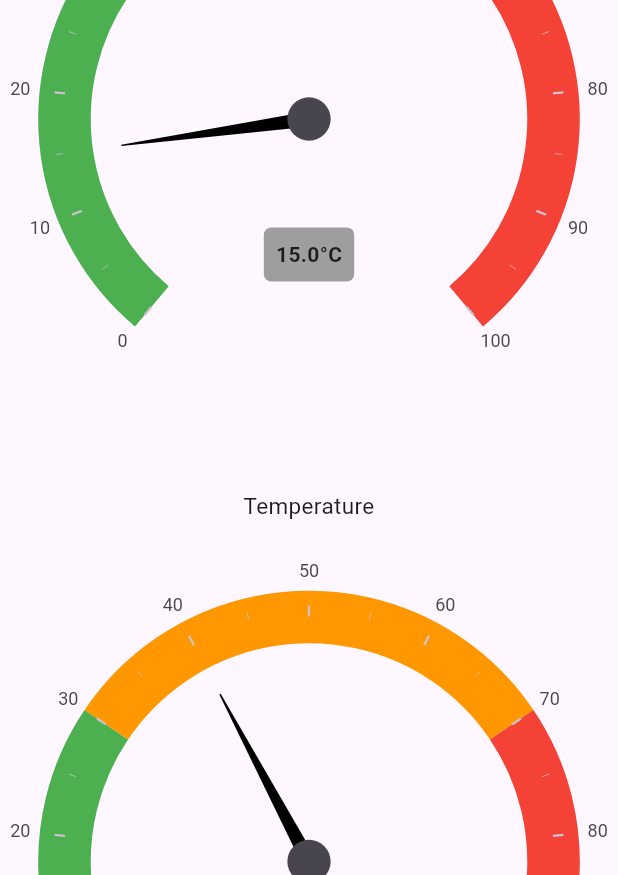
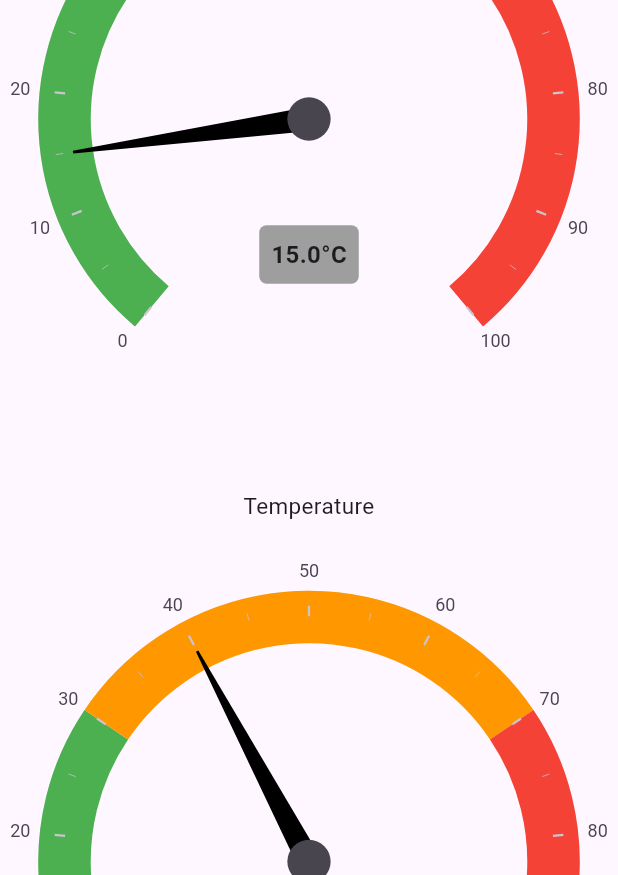
Before and after one commit to Upside-Solutions-Pvt-Ltd/upside_component_lib, a Flutter app: the RadialGaugeScreen screen opened directly, on a phone screen of 412 x 824 dp. Shown: the part 361-1236 px from the top of the screen. Run offline on Flutter 3.47's test engine with Material 3 defaults, Android fonts, the phone set to English and light mode, and no system bars; drawn by our look-alikes of syncfusion_flutter_gauges; our stand-ins replace flutter_svg, plugin_platform_interface, table_calendar, web.

```diff
--- a/lib/ui/component/gauges/radial_gauge.dart
+++ b/lib/ui/component/gauges/radial_gauge.dart
@@ -24,6 +24,8 @@ class RadialGauge extends StatefulWidget {
 class _RadialGaugeState extends State<RadialGauge> {
   @override
   Widget build(BuildContext context) {
+    return LayoutBuilder(
+      builder: (context, constraints) {
         return SfRadialGauge(
           title: GaugeTitle(text: 'Temperature'),
           axes: [
@@ -60,13 +62,9 @@ class _RadialGaugeState extends State<RadialGauge> {
               pointers: [
                 NeedlePointer(
                   value: widget.value,
-              needleStartWidth: MediaQuery.of(context).size.width >= 750
-                  ? 1
-                  : 0.5,
-              needleEndWidth: MediaQuery.of(context).size.width >= 750 ? 10 : 5,
-              needleLength: MediaQuery.of(context).size.width >= 750
-                  ? 0.88
-                  : 0.7,
+                  needleStartWidth: constraints.maxWidth >= 300 ? 0.9 : 0.5,
+                  needleEndWidth: constraints.maxWidth >= 300 ? 8 : 5,
+                  needleLength: constraints.maxWidth >= 300 ? 0.88 : 0.7,
                   needleColor: Colors.black,
                   enableAnimation: true,
                   animationDuration: 1000,
@@ -87,9 +85,7 @@ class _RadialGaugeState extends State<RadialGauge> {
                       child: Text(
                         '${widget.value}°C',
                         style: TextStyle(
-                      fontSize: MediaQuery.of(context).size.width >= 750
-                          ? 22
-                          : 14,
+                          fontSize: constraints.maxWidth >= 300 ? 16 : 12,
                           fontWeight: FontWeight.bold,
                         ),
                       ),
@@ -102,5 +98,7 @@ class _RadialGaugeState extends State<RadialGauge> {
             ),
           ],
         );
+      },
+    );
   }
 }
```
Lines whose indentation alone changed are shown as unchanged.
